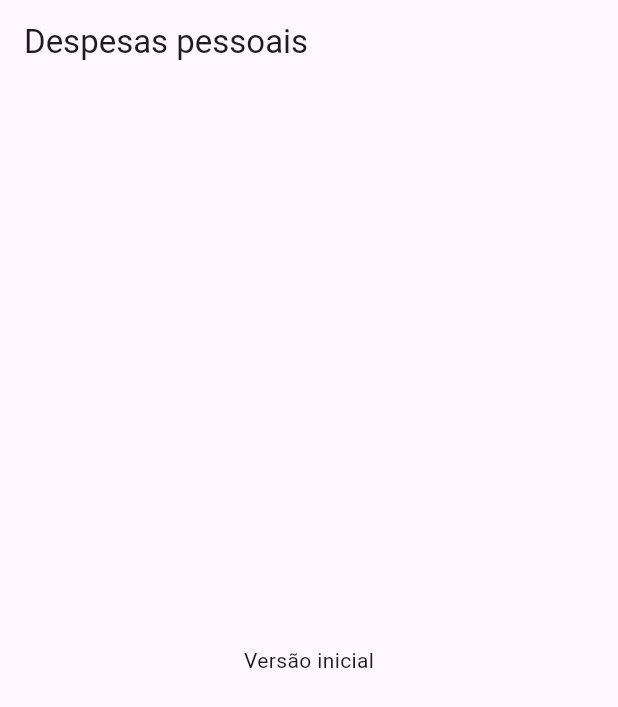
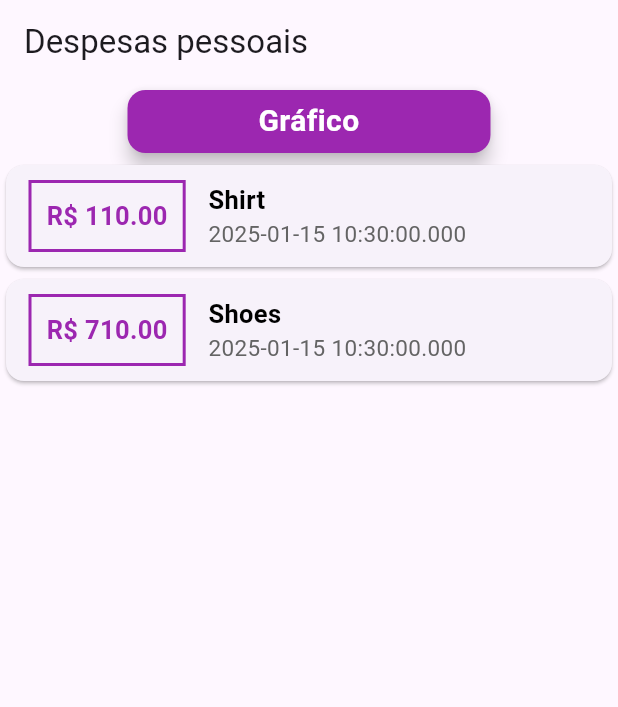
Before and after one commit to JoseLucasapp/expenses-app, a Flutter app: the screen it shows after launch, on a phone screen of 412 x 824 dp. Shown: the top 707 px of the screen. Run offline on Flutter 3.47's test engine with Material 3 defaults, Android fonts, the phone set to English and light mode, and no system bars.

Commit message:
fix: updates

```diff
--- a/lib/main.dart
+++ b/lib/main.dart
@@ -1,3 +1,4 @@
+import './models/transaction.dart';
 import 'package:flutter/material.dart';
 
 main() => runApp(ExpensesApp());
@@ -10,15 +11,90 @@ class ExpensesApp extends StatelessWidget {
 }
 
 class MyHomePage extends StatelessWidget {
+  final _transactions = [
+    Transaction(
+      id: '1',
+      title: 'Shirt',
+      amount: 110.0,
+      date: DateTime.now(),
+    ),
+    Transaction(
+      id: '2',
+      title: 'Shoes',
+      amount: 710.0,
+      date: DateTime.now(),
+    ),
+  ];
+
   @override
   Widget build(BuildContext context) {
     return Scaffold(
-      appBar: AppBar(
-        title: Text('Despesas pessoais'),
-      ),
-      body: Center(
-        child: Text('Versão inicial'),
-      ),
-    );
+        appBar: AppBar(
+          title: Text('Despesas pessoais'),
+        ),
+        body: Column(children: [
+          Container(
+            width: 250,
+            height: 50,
+            child: Card(
+              color: Colors.purple,
+              elevation: 5,
+              child: Center(
+                child: Text(
+                  'Gráfico',
+                  style: TextStyle(
+                    color: Colors.white,
+                    fontSize: 20,
+                    fontWeight: FontWeight.bold,
+                  ),
+                  textAlign: TextAlign.center,
+                ),
+              ),
+            ),
+          ),
+          Column(children: [
+            ..._transactions.map((tx) => Card(
+                  child: Row(children: [
+                    Container(
+                      margin: EdgeInsets.symmetric(
+                        vertical: 10,
+                        horizontal: 15,
+                      ),
+                      decoration: BoxDecoration(
+                          border: Border.all(
+                        color: Colors.purple,
+                        width: 2,
+                      )),
+                      padding: EdgeInsets.all(10),
+                      child: Text(
+                        'R\$ ${tx.amount.toStringAsFixed(2)}',
+                        style: TextStyle(
+                          color: Colors.purple,
+                          fontSize: 17,
+                          fontWeight: FontWeight.bold,
+                        ),
+                        textAlign: TextAlign.center,
+                      ),
+                    ),
+                    Column(
+                      crossAxisAlignment: CrossAxisAlignment.start,
+                      children: [
+                        Text(tx.title,
+                            style: TextStyle(
+                              color: Colors.black,
+                              fontSize: 17,
+                              fontWeight: FontWeight.bold,
+                            )),
+                        Text(tx.date.toString(),
+                            style: TextStyle(
+                              color: const Color.fromARGB(255, 100, 100, 100),
+                              fontSize: 15,
+                            )),
+                      ],
+                    )
+                  ]),
+                ))
+          ]),
+        ]));
   }
 }
```
